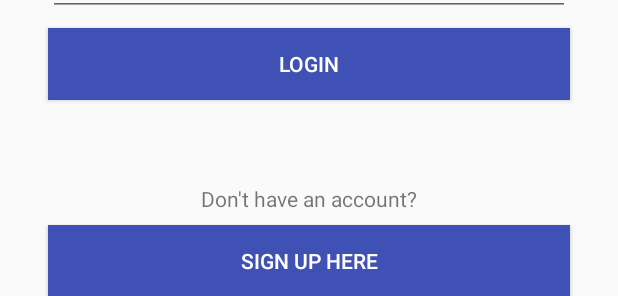
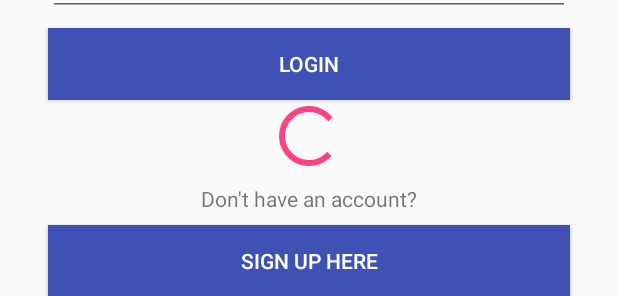
Before and after one commit to RodrigoCalderano/Smack, an Android app: the layout activity_login.xml on its own in the app's theme, with its tools: preview values and no code run, on a phone screen of 412 x 824 dp. Shown: the part 180-476 px from the top of the screen. Run offline under Robolectric (Android 15) with nearby library versions, the phone set to English and light mode, and no system bars.

Commit message:
Login working

```diff
--- a/app/src/main/java/com/example/linux/smack/Utilities/Constants.kt
+++ b/app/src/main/java/com/example/linux/smack/Utilities/Constants.kt
@@ -4,6 +4,7 @@ const val BASE_URL = "https://smack-messenger.herokuapp.com/v1/"
 const val URL_REGISTER = "${BASE_URL}account/register"
 const val URL_LOGIN = "${BASE_URL}account/login"
 const val URL_CREATE_USER = "${BASE_URL}user/add"
+const val URL_GET_USER = "${BASE_URL}user/byEmail/"
 
 //Broadcast Constants
 const val BROADCAST_USER_DATA_CHANGE = "BROADCAST_USER_DATA_CHANGE"
--- a/app/src/main/res/layout/activity_login.xml
+++ b/app/src/main/res/layout/activity_login.xml
@@ -10,9 +10,9 @@
         android:id="@+id/loginEmailTxt"
         android:layout_width="0dp"
         android:layout_height="wrap_content"
-        android:layout_marginEnd="32dp"
         android:layout_marginStart="32dp"
         android:layout_marginTop="32dp"
+        android:layout_marginEnd="32dp"
         android:ems="10"
         android:hint="email"
         android:inputType="textPersonName"
@@ -24,9 +24,9 @@
         android:id="@+id/loginPasswordText"
         android:layout_width="0dp"
         android:layout_height="wrap_content"
-        android:layout_marginEnd="32dp"
         android:layout_marginStart="32dp"
         android:layout_marginTop="8dp"
+        android:layout_marginEnd="32dp"
         android:ems="10"
         android:hint="password"
         android:inputType="textPassword"
@@ -38,9 +38,9 @@
         android:id="@+id/loginLoginBtn"
         android:layout_width="0dp"
         android:layout_height="wrap_content"
-        android:layout_marginEnd="32dp"
         android:layout_marginStart="32dp"
         android:layout_marginTop="8dp"
+        android:layout_marginEnd="32dp"
         android:background="@color/colorPrimary"
         android:onClick="loginLoginBtnClicked"
         android:text="LOGIN"
@@ -53,9 +53,9 @@
         android:id="@+id/textView"
         android:layout_width="wrap_content"
         android:layout_height="wrap_content"
-        android:layout_marginEnd="8dp"
         android:layout_marginStart="8dp"
         android:layout_marginTop="56dp"
+        android:layout_marginEnd="8dp"
         android:text="Don't have an account?"
         app:layout_constraintEnd_toEndOf="parent"
         app:layout_constraintStart_toStartOf="parent"
@@ -65,9 +65,9 @@
         android:id="@+id/loginCreateUserBtn"
         android:layout_width="0dp"
         android:layout_height="wrap_content"
-        android:layout_marginEnd="32dp"
         android:layout_marginStart="32dp"
         android:layout_marginTop="8dp"
+        android:layout_marginEnd="32dp"
         android:background="@color/colorPrimary"
         android:onClick="loginCreateUserBtnClicked"
         android:text="Sign Up Here"
@@ -75,4 +75,16 @@
         app:layout_constraintEnd_toEndOf="parent"
         app:layout_constraintStart_toStartOf="parent"
         app:layout_constraintTop_toBottomOf="@+id/textView" />
+
+    <ProgressBar
+        android:id="@+id/loginSpinner"
+        style="?android:attr/progressBarStyle"
+        android:layout_width="wrap_content"
+        android:layout_height="wrap_content"
+        android:layout_marginStart="8dp"
+        android:layout_marginEnd="8dp"
+        app:layout_constraintEnd_toEndOf="parent"
+        app:layout_constraintHorizontal_bias="0.5"
+        app:layout_constraintStart_toStartOf="parent"
+        app:layout_constraintTop_toBottomOf="@+id/loginLoginBtn" />
 </android.support.constraint.ConstraintLayout>
```
Also changed, not shown: app/src/main/java/com/example/linux/smack/Controller/LoginActivity.kt (+54 -1 lines), app/src/main/java/com/example/linux/smack/Sevices/AuthService.kt (+40 -4 lines).
